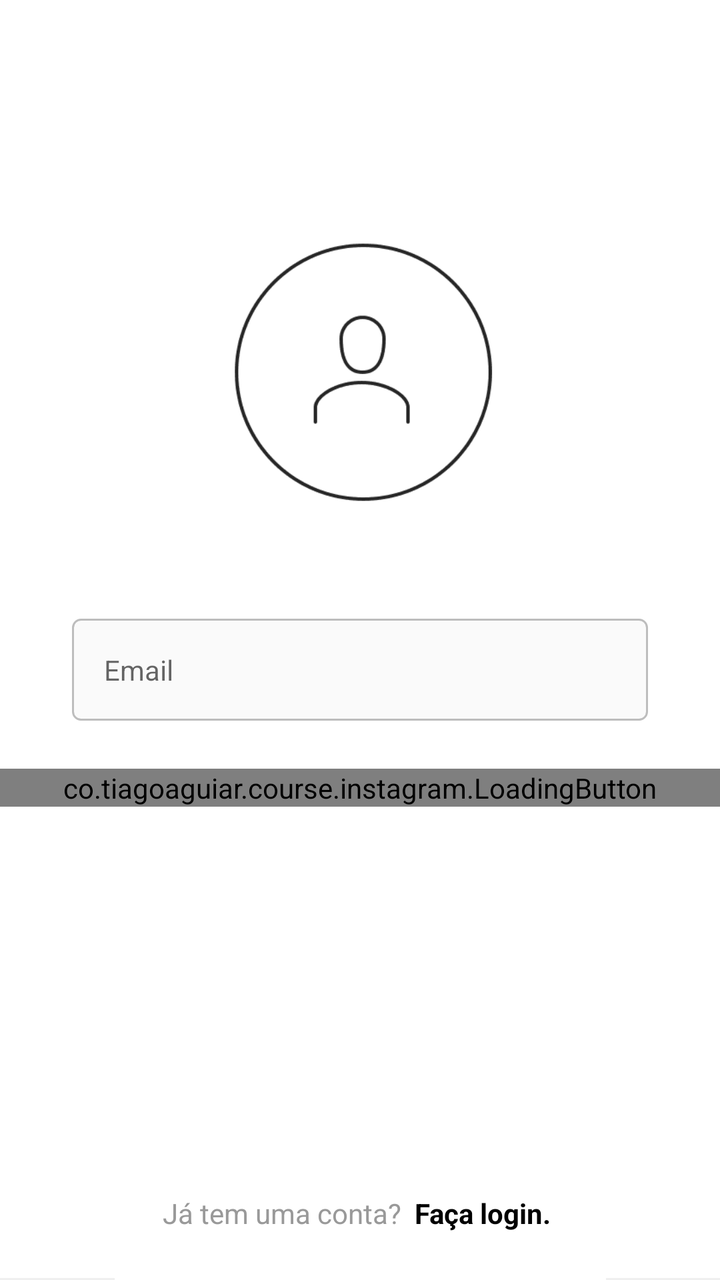
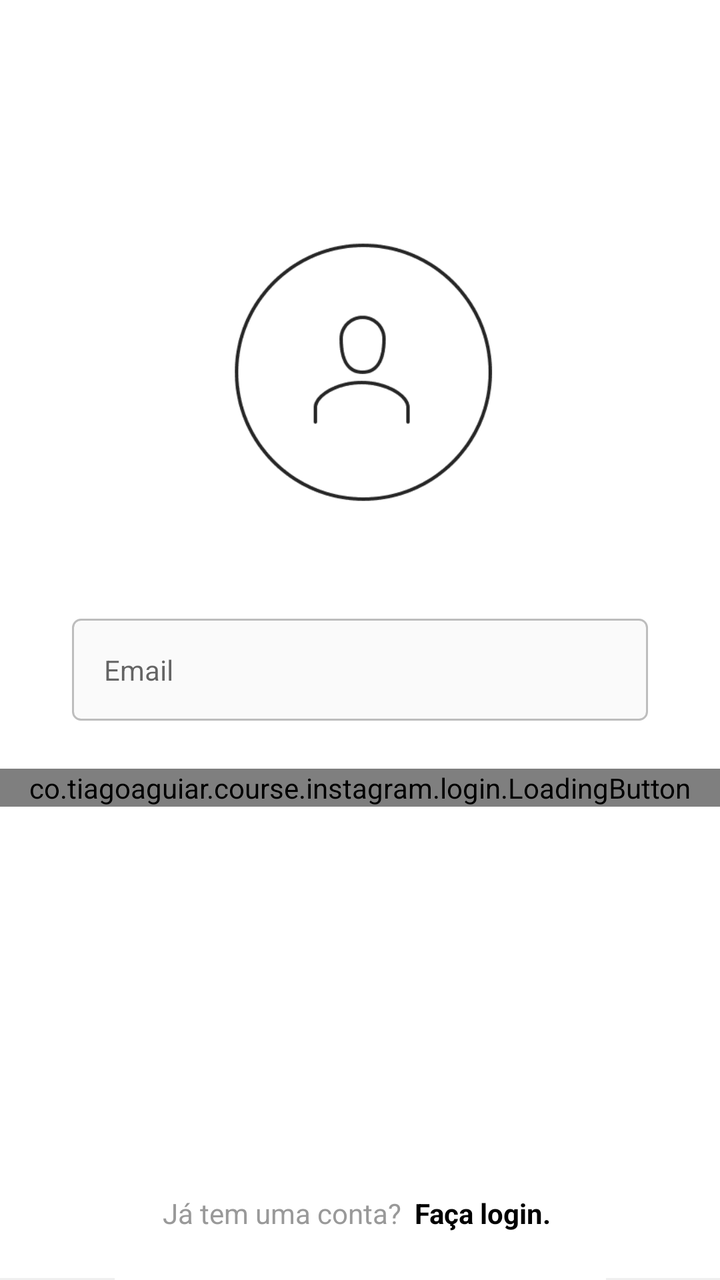

Before-and-after screenshots of an Android layout around one commit, followed by the original layout XML and the change that was made.
<!-- AndroidManifest.xml: application theme Theme.Instagram -->
<!-- res/layout/fragment_register_email.xml -->
<?xml version="1.0" encoding="utf-8"?>
<androidx.constraintlayout.widget.ConstraintLayout
    xmlns:android="http://schemas.android.com/apk/res/android"
    xmlns:app="http://schemas.android.com/apk/res-auto"
    xmlns:tools="http://schemas.android.com/tools"
    android:layout_width="match_parent"
    android:layout_height="match_parent"
    android:background="@color/white"
    >

    <ScrollView
        app:layout_constraintTop_toTopOf="parent"
        app:layout_constraintStart_toStartOf="parent"
        app:layout_constraintEnd_toEndOf="parent"
        app:layout_constraintBottom_toBottomOf="parent"
        app:layout_constraintVertical_bias="0.4"
        android:layout_width="match_parent"
        android:layout_height="wrap_content"
        >



        <LinearLayout
            android:layout_width="match_parent"
            android:layout_height="wrap_content"
            android:paddingBottom="70dp"
            android:orientation="vertical">

            <ImageView
                android:layout_marginBottom="48dp"
                android:src="@drawable/photo_icon"
                android:layout_width="150dp"
                android:layout_height="150dp"
                android:layout_gravity="center_horizontal"
                android:contentDescription="@null"
                />


            <com.google.android.material.textfield.TextInputLayout
                android:id="@+id/register_edit_email_input"
                style="@style/Theme.Instagram.FormEditTextInput"
                app:hintEnabled="false"
                >


                <com.google.android.material.textfield.TextInputEditText
                    android:id="@+id/register_edit_email"
                    style="@style/Theme.Instagram.FormEditText"
                    android:hint="@string/email"
                    android:inputType="textEmailAddress"
                    android:autofillHints="@null"
                    />
            </com.google.android.material.textfield.TextInputLayout>







            <co.tiagoaguiar.course.instagram.LoadingButton
                android:id="@+id/register_btn_next"
                android:layout_width="match_parent"
                android:layout_height="wrap_content"
                app:text="@string/next"
                />




        </LinearLayout>

    </ScrollView>


    <View
        android:background="@color/gray_darker"
        android:layout_width="match_parent"
        app:layout_constraintStart_toStartOf="parent"
        app:layout_constraintEnd_toEndOf="parent"
        app:layout_constraintBottom_toBottomOf="@+id/register_txt_login"
        android:layout_height="1dp"/>



    <TextView
        android:id="@+id/register_txt_login"
        style="@style/Theme.Instagram.TextViewBase"
        android:layout_width="wrap_content"
        android:layout_height="wrap_content"
        android:text="@string/already_has_account"
        android:background="@color/white"
        android:textAlignment="center"
        app:layout_constraintBottom_toBottomOf="parent"
        app:layout_constraintEnd_toEndOf="parent"
        app:layout_constraintStart_toStartOf="parent"
        android:padding="24dp"/>



</androidx.constraintlayout.widget.ConstraintLayout>
<!-- resources referenced by this layout -->
<resources>
  <color name="gray_darker">#EFEFEF</color>
  <color name="white">#FFFFFFFF</color>
  <!-- drawable photo_icon: png bitmap (drawable, 7574 bytes) -->
  <string name="already_has_account">
  Já tem uma conta?
  <b>
  <font color="#000000">Faça login.</font>
  </b>
  </string>
  <string name="email">Email</string>
  <string name="next">Avançar</string>
  <style name="Theme.Instagram.FormEditText">
  
          <item name="android:layout_width">match_parent </item>
          <item name="android:layout_height">wrap_content </item>
  
          <item name="android:padding">16dp </item>
          <item name="android:layout_marginBottom">4dp </item>
          <item name="android:background">@drawable/edit_text_background </item>
  
      </style>
  <style name="Theme.Instagram.FormEditTextInput" parent="Widget.MaterialComponents.TextInputLayout.OutlinedBox">
          <item name="android:layout_width">match_parent </item>
          <item name="android:layout_height">wrap_content </item>
          <item name="android:layout_marginStart">36dp </item>
          <item name="android:layout_marginEnd">36dp </item>
          <item name="android:layout_marginBottom">20dp </item>
  
  
      </style>
  <style name="Theme.Instagram.TextViewBase" parent="Theme.Instagram.FormContainer">
  
          <item name="android:layout_width">wrap_content </item>
          <item name="android:layout_height">wrap_content </item>
  
          <item name="android:textColor">@color/gray_text </item>
  
      </style>
  <style name="Theme.Instagram" parent="Theme.MaterialComponents.DayNight.NoActionBar">
          
          <item name="colorPrimary">@color/gray</item>
          <item name="colorPrimaryVariant">@color/gray_darker</item>
          <item name="colorOnPrimary">@color/white</item>
          
          <item name="colorSecondary">@color/black</item>
          <item name="colorSecondaryVariant">@color/teal_700</item>
          <item name="colorOnSecondary">@color/black</item>
          
          <item name="android:statusBarColor" tools:targetApi="l">?attr/colorSecondary</item>
          
      </style>
  <!-- drawable edit_text_background (drawable) -->
  <?xml version="1.0" encoding="utf-8"?>
  <shape xmlns:android="http://schemas.android.com/apk/res/android">
  
      <stroke android:color="@color/gray_border" android:width="1dp"/>
      <solid android:color="@color/gray"/>
      <corners android:radius="4dp"/>
  
  
  </shape>
  <style name="Theme.Instagram.FormContainer">
          <item name="android:layout_marginStart">36dp </item>
          <item name="android:layout_marginEnd">36dp </item>
      </style>
  <color name="gray_text">#999999</color>
  <color name="gray">#FAFAFA</color>
  <color name="black">#FF000000</color>
  <color name="teal_700">#FF018786</color>
  <color name="gray_border">#FFBDBDBD</color>
</resources>

<!-- the commit's change to res/layout/fragment_register_email.xml (unified diff, before → after) -->
@@ -58,7 +58,7 @@
 
 
 
-            <co.tiagoaguiar.course.instagram.LoadingButton
+            <co.tiagoaguiar.course.instagram.login.LoadingButton
                 android:id="@+id/register_btn_next"
                 android:layout_width="match_parent"
                 android:layout_height="wrap_content"
